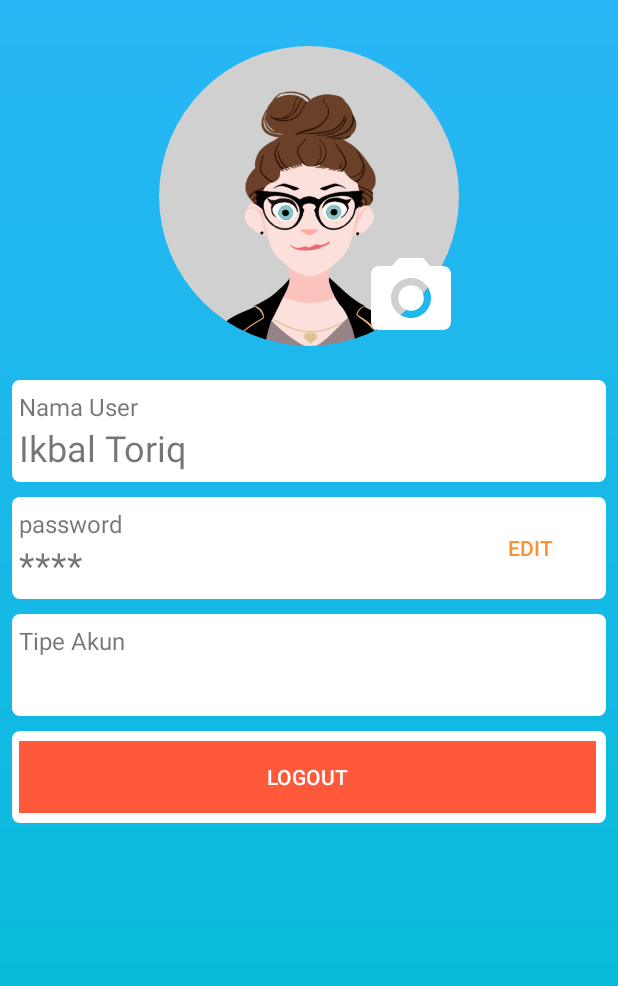
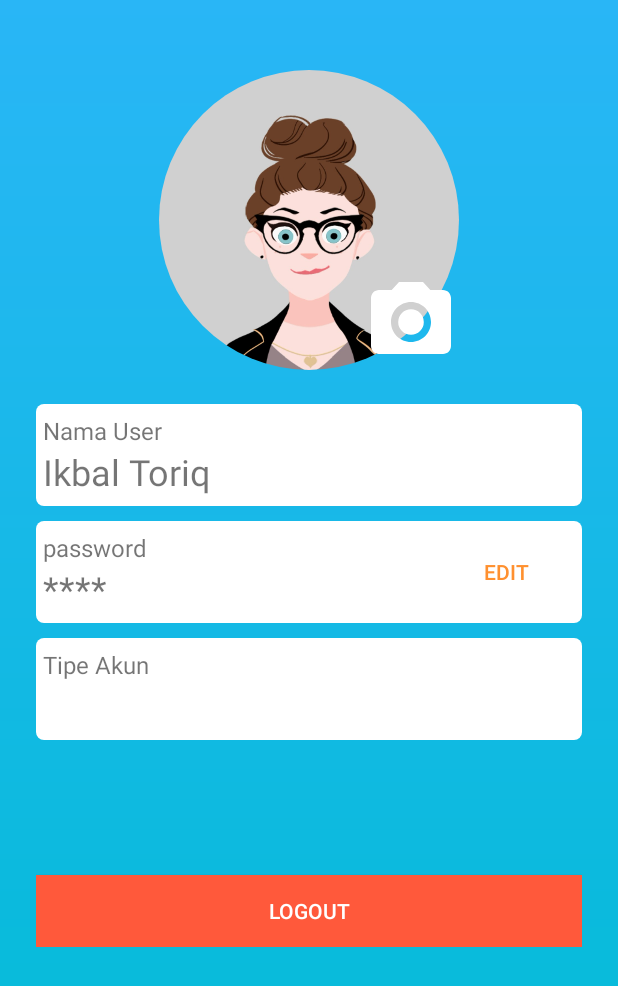
Before and after one commit to ikbaltoriqcuy/Addict-Control, an Android app: the AccountAcivity screen opened directly, with no data from a screen before it, on a phone screen of 412 x 824 dp. Shown: the top 986 px of the screen. Run offline under Robolectric (Android 15) with nearby library versions, the phone set to English and light mode, and no system bars; our stand-ins replace CircleImageView, Firebase (no records; nobody signed in at launch, a user with empty details on screens opened directly); libraries missing offline, so code that uses them is left out: com.theartofdev.edmodo; pictures from the network do not load; 16 statements that could not run were skipped.

Commit message:
add margin

```diff
--- a/app/src/main/res/layout/account_acivity.xml
+++ b/app/src/main/res/layout/account_acivity.xml
@@ -11,6 +11,7 @@
         android:layout_width="match_parent"
         android:layout_height="wrap_content"
         android:orientation="vertical"
+        android:layout_margin="16dp"
         android:padding="8dp">
 
         <RelativeLayout
@@ -151,8 +152,7 @@
             <RelativeLayout
                 android:layout_width="match_parent"
                 android:layout_height="wrap_content"
-                android:layout_marginTop="10dp"
-                android:background="@drawable/back_edittext">
+                android:layout_marginTop="10dp">
 
                 <Button
                     android:layout_width="match_parent"
@@ -160,6 +160,7 @@
                     android:text="LogOut"
                     android:background="#ff593b"
                     android:textColor="#fff"
+                    android:layout_marginTop="80dp"
                     android:onClick="LogOut"/>
             </RelativeLayout>
 
```
